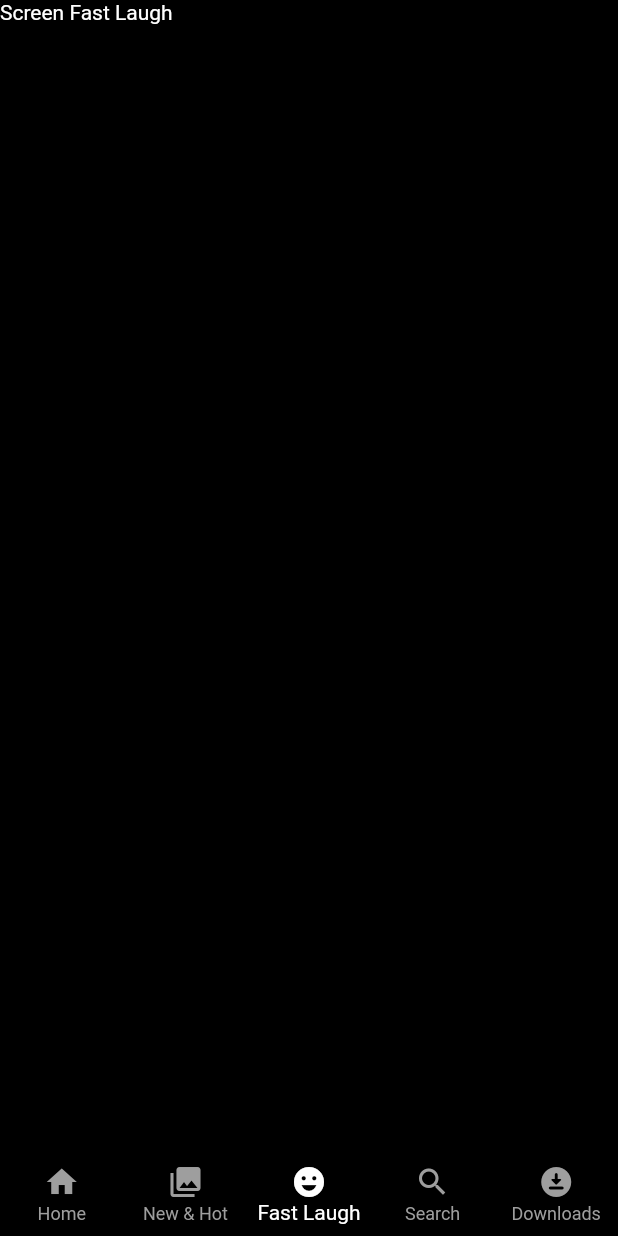
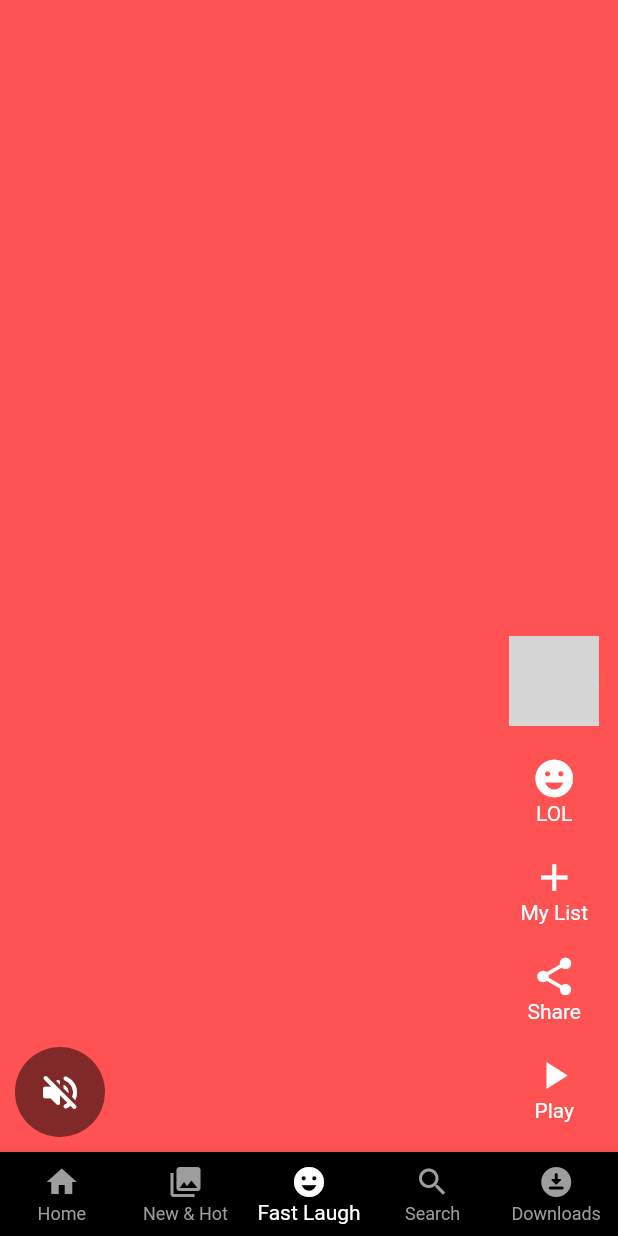
Before and after one commit to jayasooryakdeepak/Netflix_Flutter_App, a Flutter app: the screen it shows after launch, item 3 of the bottom bar chosen, on a phone screen of 412 x 824 dp. Run offline on Flutter 3.47's test engine with Material 2 defaults, Android fonts, the phone set to English and light mode, and no system bars; our stand-ins replace google_fonts; network calls fail; grey boxes are pictures that could not be loaded.

Commit message:
Fast Laugh Screen UI

```diff
--- a/lib/presentation/fast_laugh/screen_fast_laugh.dart
+++ b/lib/presentation/fast_laugh/screen_fast_laugh.dart
@@ -1,11 +1,20 @@
 import 'package:flutter/material.dart';
+import 'package:netflix_app/presentation/fast_laugh/widgets/video_list_item.dart';
 
 class ScreenFastLaugh extends StatelessWidget {
-  const ScreenFastLaugh({ Key? key }) : super(key: key);
+  const ScreenFastLaugh({Key? key}) : super(key: key);
 
   @override
   Widget build(BuildContext context) {
-    return Scaffold(body: Text('Screen Fast Laugh'),
+    return Scaffold(
+      body: SafeArea(
+        child: PageView(
+          scrollDirection: Axis.vertical,
+          children: List.generate(10, (index) {
+            return VideoListItem(index: index,);
+          }),
+        ),
+      ),
     );
   }
 }
--- /dev/null
+++ b/lib/presentation/fast_laugh/widgets/video_list_item.dart
@@ -0,0 +1,96 @@
+import 'package:flutter/material.dart';
+import 'package:netflix_app/core/colors/colors.dart';
+
+class VideoListItem extends StatelessWidget {
+  final int index;
+  const VideoListItem({Key? key, required this.index}) : super(key: key);
+
+  @override
+  Widget build(BuildContext context) {
+    return Stack(
+      children: [
+        Container(
+          color: Colors.accents[index % Colors.accents.length],
+        ),
+        Align(
+          alignment: Alignment.bottomCenter,
+          child: Padding(
+            padding: const EdgeInsets.symmetric(horizontal: 10, vertical: 10),
+            child: Row(
+              crossAxisAlignment: CrossAxisAlignment.end,
+              mainAxisAlignment: MainAxisAlignment.spaceBetween,
+              children: [
+                //Left side
+                CircleAvatar(
+                  radius: 30,
+                  backgroundColor: Colors.black.withOpacity(0.5),
+                  child: IconButton(
+                      onPressed: () {},
+                      icon: const Icon(
+                        Icons.volume_off_rounded,
+                        color: KWhiteColor,
+                        size: 30,
+                      )),
+                ),
+
+                //Right Side
+                Column(
+                  mainAxisAlignment: MainAxisAlignment.end,
+                  children: const [
+                    Padding(
+                      padding: EdgeInsets.symmetric(vertical: 10),
+                      child: CircleAvatar(
+                        radius: 30,
+                        backgroundImage: NetworkImage(
+                          'https://www.themoviedb.org/t/p/w300_and_h450_bestv2/evsWMsxq8xZbCDFWwjN6ZX8e3Fw.jpg'),
+                      ),
+                    ),
+                    VideoActionsWidget(
+                        icon: Icons.emoji_emotions, title: 'LOL'),
+                    VideoActionsWidget(
+                        icon: Icons.add, title: 'My List'),
+                    VideoActionsWidget(
+                      icon: Icons.share ,title: 'Share'),
+                    VideoActionsWidget(
+                      icon: Icons.play_arrow, title: 'Play'),
+                  ],
+                )
+              ],
+            ),
+          ),
+        )
+      ],
+    );
+  }
+}
+
+class VideoActionsWidget extends StatelessWidget {
+  final IconData icon;
+
+  final String title;
+  const VideoActionsWidget({Key? key, required this.icon, required this.title})
+      : super(key: key);
+
+  @override
+  Widget build(BuildContext context) {
+    return Padding(
+      padding: const EdgeInsets.symmetric(vertical: 10,horizontal: 10),
+      child: Column(
+        children: [
+          Icon(
+            icon,
+            color: KWhiteColor,
+            size: 30,
+            ),
+          Text(
+            title,
+            style: const TextStyle(
+              color: KWhiteColor,
+              fontSize: 14
+            ),
+          ),
+        ],
+      ),
+    );
+  }
+}
```
Also changed, not shown: pubspec.yaml (+3 -9 lines), pubspec.lock, 1 other file.
